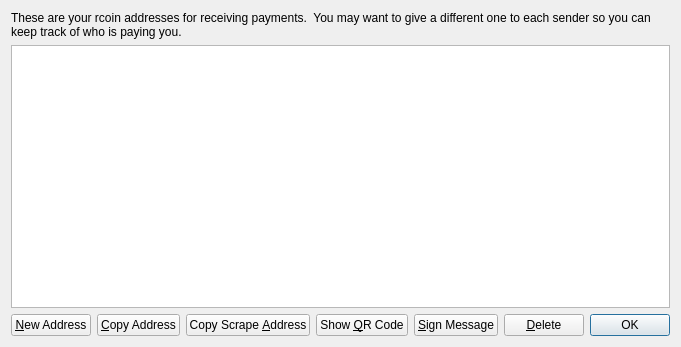
Old version of the form src/qt/forms/addressbookpage.ui in the repository richardyc/rcoin.
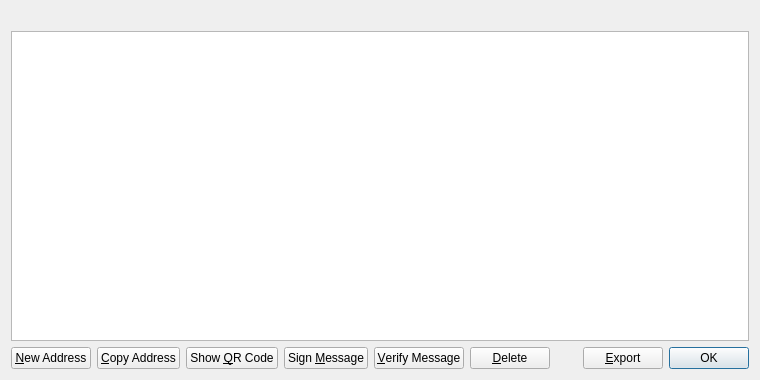
New version of the form. Icons and pictures are not drawn.

What changed in the file:
```diff
--- a/src/qt/forms/addressbookpage.ui
+++ b/src/qt/forms/addressbookpage.ui
@@ -6,8 +6,8 @@
    <rect>
     <x>0</x>
     <y>0</y>
-    <width>627</width>
-    <height>347</height>
+    <width>760</width>
+    <height>380</height>
    </rect>
   </property>
   <property name="windowTitle">
@@ -16,11 +16,8 @@
   <layout class="QVBoxLayout" name="verticalLayout">
    <item>
     <widget class="QLabel" name="labelExplanation">
-     <property name="text">
-      <string>These are your rcoin addresses for receiving payments.  You may want to give a different one to each sender so you can keep track of who is paying you.</string>
-     </property>
      <property name="textFormat">
-      <enum>Qt::AutoText</enum>
+      <enum>Qt::PlainText</enum>
      </property>
      <property name="wordWrap">
       <bool>true</bool>
@@ -85,20 +82,6 @@
        </property>
       </widget>
      </item>
-     <item>
-      <widget class="QPushButton" name="copyScrapeAddrToClipboard">
-       <property name="toolTip">
-        <string>Copy the currently selected scrape address to the system clipboard</string>
-       </property>
-       <property name="text">
-        <string>Copy Scrape &amp;Address</string>
-       </property>
-       <property name="icon">
-        <iconset resource="../bitcoin.qrc">
-         <normaloff>:/icons/editcopy</normaloff>:/icons/editcopy</iconset>
-       </property>
-      </widget>
-     </item>
      <item>
       <widget class="QPushButton" name="showQRCode">
        <property name="text">
@@ -116,7 +99,7 @@
         <string>Sign a message to prove you own this address</string>
        </property>
        <property name="text">
-        <string>&amp;Sign Message</string>
+        <string>Sign &amp;Message</string>
        </property>
        <property name="icon">
         <iconset resource="../bitcoin.qrc">
@@ -127,7 +110,21 @@
      <item>
       <widget class="QPushButton" name="deleteButton">
        <property name="toolTip">
-        <string>Delete the currently selected address from the list. Only sending addresses can be deleted.</string>
+        <string>Verify a message to ensure it was signed with a specified Rcoin address</string>
+       </property>
+       <property name="text">
+        <string>&amp;Verify Message</string>
+       </property>
+       <property name="icon">
+        <iconset resource="../bitcoin.qrc">
+         <normaloff>:/icons/transaction_0</normaloff>:/icons/transaction_0</iconset>
+       </property>
+      </widget>
+     </item>
+     <item>
+      <widget class="QPushButton" name="deleteAddress">
+       <property name="toolTip">
+        <string>Delete the currently selected address from the list</string>
        </property>
        <property name="text">
         <string>&amp;Delete</string>
@@ -151,6 +148,20 @@
        </property>
       </spacer>
      </item>
+     <item>
+      <widget class="QPushButton" name="exportButton">
+       <property name="toolTip">
+        <string>Export the data in the current tab to a file</string>
+       </property>
+       <property name="text">
+        <string>&amp;Export</string>
+       </property>
+       <property name="icon">
+        <iconset resource="../bitcoin.qrc">
+         <normaloff>:/icons/export</normaloff>:/icons/export</iconset>
+       </property>
+      </widget>
+     </item>
      <item>
       <widget class="QDialogButtonBox" name="buttonBox">
        <property name="sizePolicy">
```
Left out of the diff: 8 changed lines with no effect on the pictures.
